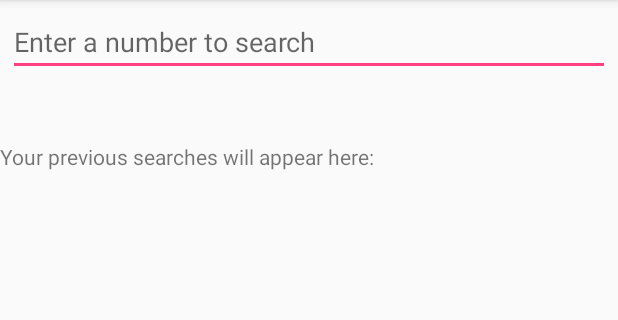
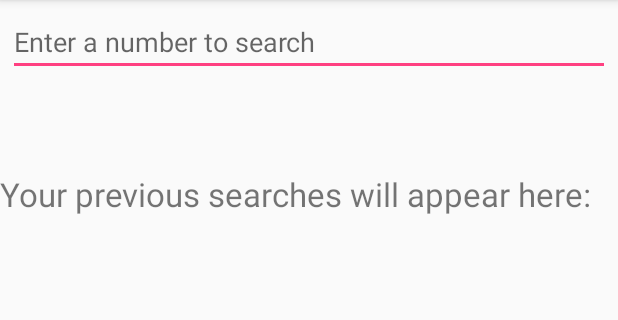
Before and after one commit to ibnahmadbello/number-facts, an Android app: the screen it shows after launch (MainActivity), on a phone screen of 412 x 824 dp, the part 84-404 px from its top. Run offline under Robolectric (Android 15) with nearby library versions, the phone set to English and light mode, and no system bars.

Commit message:
Layout for search and results

```diff
--- a/app/src/main/res/layout/activity_main.xml
+++ b/app/src/main/res/layout/activity_main.xml
@@ -18,17 +18,20 @@
     <TextView
         android:id="@+id/search_query"
         android:layout_width="match_parent"
-        android:layout_height="wrap_content" />
+        android:layout_height="wrap_content"
+        android:textSize="22sp"/>
 
     <TextView
         android:id="@+id/search_result"
         android:layout_width="match_parent"
-        android:layout_height="wrap_content" />
+        android:layout_height="wrap_content"
+        android:textSize="22sp"/>
 
     <TextView
         android:id="@+id/previous_search"
         android:layout_width="match_parent"
         android:layout_height="wrap_content"
-        android:text="@string/previous_search_result"/>
+        android:text="@string/previous_search_result"
+        android:textSize="22sp"/>
 
 </LinearLayout>
```
